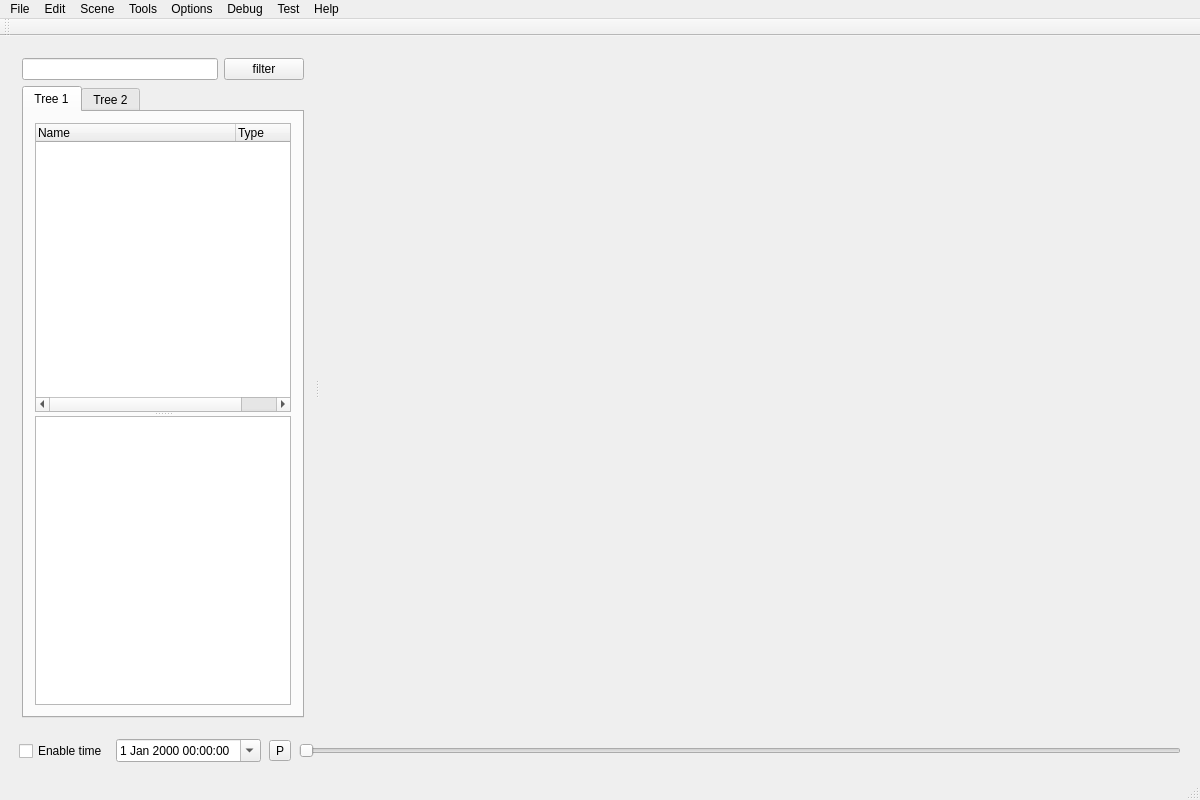
Qt form ui/mainWindow.ui (VCityTeam/3DUSE) before a commit.
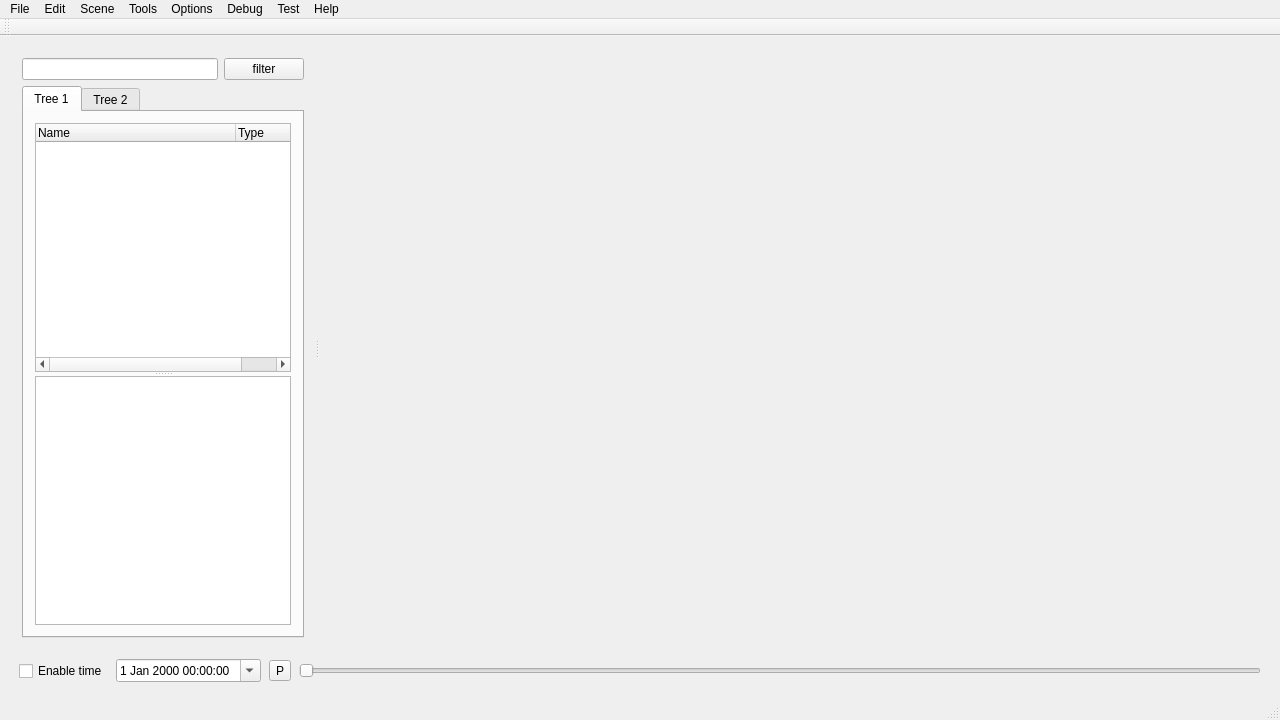
The same form after that commit.

Diff of the .ui file:
```diff
--- a/ui/mainWindow.ui
+++ b/ui/mainWindow.ui
@@ -6,8 +6,8 @@
    <rect>
     <x>0</x>
     <y>0</y>
-    <width>1200</width>
-    <height>800</height>
+    <width>1280</width>
+    <height>720</height>
    </rect>
   </property>
   <property name="sizePolicy">
@@ -226,7 +226,7 @@
     <rect>
      <x>0</x>
      <y>0</y>
-     <width>1200</width>
+     <width>1280</width>
      <height>27</height>
     </rect>
    </property>
```
